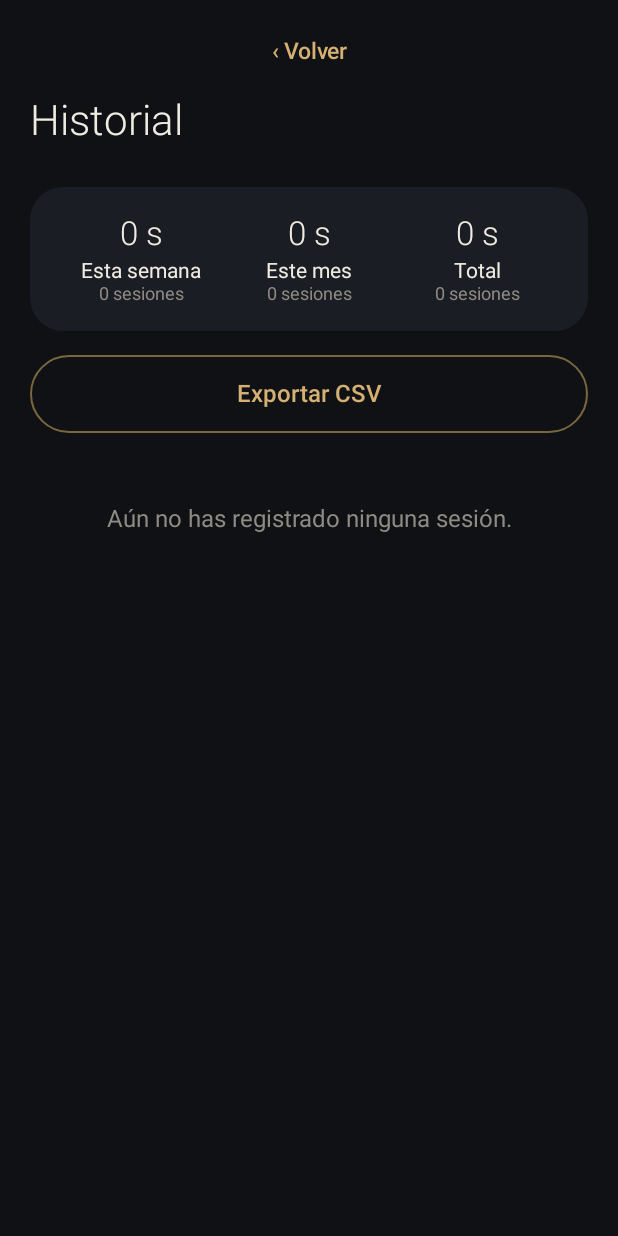
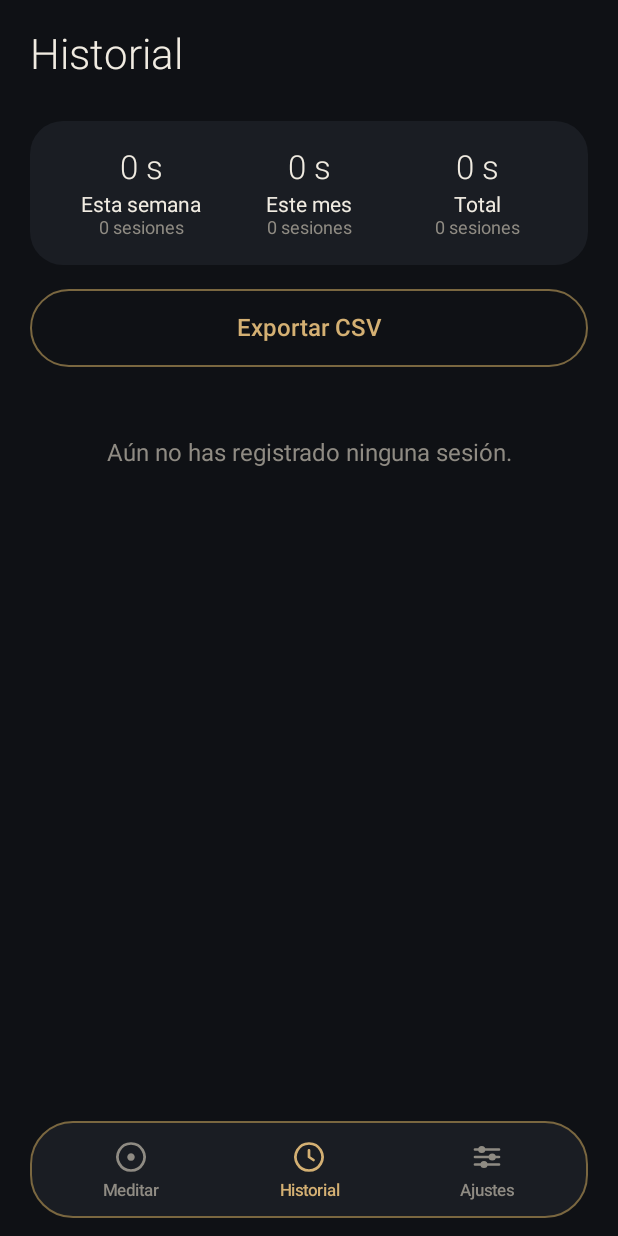
Before and after one commit to rosauro/meditando, an Android app: the screen it shows after launch (HistoryActivity), after a tap on "Historial", on a phone screen of 412 x 824 dp. Run offline under Robolectric (Android 15) with nearby library versions, the phone set to English and light mode, and no system bars.

Commit message:
meditando: barra inferior, textos por tramo, alarmas exactas y marcas del anillo
- Barra de pestañas inferior (Meditar, Historial, Ajustes) con iconos propios.
- Textos por tramo: el 1.º suena al empezar; N textos = N-1 campanas intermedias.
- Cronómetro reforzado con alarmas exactas (AlarmManager) además del Handler.
- Campo de nombre visible al crear una meditación.
- Anillo: raya de inicio/fin y círculos para las campanas intermedias.
- Chip «Vibración» de Ajustes en una sola línea; versionName 1.1.

Co-Authored-By: Claude Sonnet 5.5 <noreply@anthropic.com>

```diff
--- a/app/build.gradle.kts
+++ b/app/build.gradle.kts
@@ -10,7 +10,7 @@ android {
         applicationId = "app.meditando"
         minSdk = 26
         targetSdk = 35
-        versionCode = 2
+        versionCode = 5
         versionName = "1.1"
     }
     buildTypes { release { isMinifyEnabled = false } }
--- a/app/src/main/AndroidManifest.xml
+++ b/app/src/main/AndroidManifest.xml
@@ -6,6 +6,8 @@
     <uses-permission android:name="android.permission.POST_NOTIFICATIONS" />
     <uses-permission android:name="android.permission.WAKE_LOCK" />
     <uses-permission android:name="android.permission.VIBRATE" />
+    <uses-permission android:name="android.permission.SCHEDULE_EXACT_ALARM" android:maxSdkVersion="32" />
+    <uses-permission android:name="android.permission.USE_EXACT_ALARM" />
     <uses-permission android:name="android.permission.REQUEST_IGNORE_BATTERY_OPTIMIZATIONS" />
 
     <application
@@ -17,7 +19,8 @@
         <activity
             android:name=".MainActivity"
             android:exported="true"
-            android:launchMode="singleTask">
+            android:launchMode="singleTask"
+            android:windowSoftInputMode="stateHidden|adjustResize">
             <intent-filter>
                 <action android:name="android.intent.action.MAIN" />
                 <category android:name="android.intent.category.LAUNCHER" />
--- a/app/src/main/java/app/meditando/Db.kt
+++ b/app/src/main/java/app/meditando/Db.kt
@@ -5,7 +5,7 @@ import android.content.Context
 import android.database.sqlite.SQLiteDatabase
 import android.database.sqlite.SQLiteOpenHelper
 
-/** [labels]: texto de cada campana intermedia. Si no está vacío, define cuántas campanas hay. */
+/** [labels]: texto de cada tramo (el 1.º suena al empezar). N textos = N-1 campanas intermedias + bong final. */
 data class Preset(
     val name: String,
     val minutes: Int,
@@ -13,7 +13,7 @@ data class Preset(
     val prep: Boolean,
     val labels: List<String> = emptyList(),
 ) {
-    val bellCount get() = if (labels.isNotEmpty()) labels.size else bells
+    val bellCount get() = if (labels.isNotEmpty()) (labels.size - 1).coerceAtLeast(0) else bells
 }
 
 /** Estado compartido de la sesión en curso (lo escribe MeditationService, lo lee la UI). */
--- a/app/src/main/java/app/meditando/HistoryActivity.kt
+++ b/app/src/main/java/app/meditando/HistoryActivity.kt
@@ -29,14 +29,15 @@ class HistoryActivity : Activity() {
         val c = this
         body = LinearLayout(c).apply { orientation = LinearLayout.VERTICAL }
 
-        val root = LinearLayout(c).apply { orientation = LinearLayout.VERTICAL }
-        root.addView(Ui.linkButton(c, "‹ Volver") { finish() }, Ui.lp(c))
-        root.addView(Ui.text(c, "Historial", 28f, Ui.TEXT, 0), Ui.lp(c, t = 8, b = 8))
-        root.addView(body, Ui.lp(c))
+        val content = LinearLayout(c).apply { orientation = LinearLayout.VERTICAL }
+        content.addView(Ui.text(c, "Historial", 28f, Ui.TEXT, 0), Ui.lp(c, t = 8, b = 8))
+        content.addView(body, Ui.lp(c))
 
-        val scroll = ScrollView(c).apply { setBackgroundColor(Ui.BG); addView(root) }
-        Ui.page(c, root)
-        setContentView(scroll)
+        val page = LinearLayout(c).apply { orientation = LinearLayout.VERTICAL }
+        page.addView(ScrollView(c).apply { addView(content) }, LinearLayout.LayoutParams(Ui.MATCH, 0, 1f))
+        page.addView(Ui.tabBar(c, 1), Ui.lp(c, t = 8))
+        Ui.page(c, page)
+        setContentView(page)
         refresh()
     }
 
--- a/app/src/main/java/app/meditando/MainActivity.kt
+++ b/app/src/main/java/app/meditando/MainActivity.kt
@@ -61,9 +61,14 @@ class MainActivity : Activity() {
     private var prep = false
     private var labels: List<String> = emptyList()
     private var selectedName: String? = null
+    /** Texto del campo «Nombre»; es la fuente de verdad del nombre de la meditación. */
+    private var nameText = ""
+    private lateinit var etName: EditText
 
     // Vista A: configuración
     private lateinit var configView: ScrollView
+    /** Contenedor de la vista A: configView + barra inferior (la barra solo existe en el inicio). */
+    private lateinit var configWrap: LinearLayout
     private lateinit var presetsBox: LinearLayout
     private lateinit var ring: RingTimerView
     private lateinit var chipsBox: LinearLayout
@@ -97,7 +102,10 @@ class MainActivity : Activity() {
         Ui.page(this, root)
         configView = buildConfig()
         runView = buildRun()
-        root.addView(configView, FrameLayout.LayoutParams(MATCH, MATCH))
+        configWrap = LinearLayout(this).apply { orientation = LinearLayout.VERTICAL }
+        configWrap.addView(configView, LinearLayout.LayoutParams(MATCH, 0, 1f))
+        configWrap.addView(Ui.tabBar(this, 0), Ui.lp(this, t = 8))
+        root.addView(configWrap, FrameLayout.LayoutParams(MATCH, MATCH))
         root.addView(runView, FrameLayout.LayoutParams(MATCH, MATCH))
         setContentView(root)
 
@@ -135,8 +143,6 @@ class MainActivity : Activity() {
             gravity = Gravity.CENTER_VERTICAL
         }
         head.addView(Ui.text(this, "Meditando", 28f, TEXT, 0), LinearLayout.LayoutParams(0, Ui.WRAP, 1f))
-        head.addView(Ui.linkButton(this, "Historial") { startActivity(Intent(this, HistoryActivity::class.java)) })
-        head.addView(Ui.linkButton(this, "Ajustes") { startActivity(Intent(this, SettingsActivity::class.java)) })
         col.addView(head, Ui.lp(this, t = 8))
 
         // Preselecciones: tarjetas horizontales
@@ -147,6 +153,18 @@ class MainActivity : Activity() {
             isHorizontalScrollBarEnabled = false
             addView(presetsBox)
         })
+
+        // Nombre de la meditación (visible siempre: al crear una nueva se escribe aquí)
+        etName = EditText(this).apply {
+            hint = "Nombre de la meditación"; setSingleLine(true); textSize = 20f; typeface = Ui.font(0)
+            setTextColor(TEXT); setHintTextColor(MUTED)
+            background = Ui.shape(this@MainActivity, SURFACE, 16)
+            setPadding(dp(18), dp(14), dp(18), dp(14))
+            inputType = InputType.TYPE_CLASS_TEXT or InputType.TYPE_TEXT_FLAG_CAP_SENTENCES
+            imeOptions = android.view.inputmethod.EditorInfo.IME_ACTION_DONE
+            onChanged { nameText = text.toString() }
+        }
+        col.addView(etName, Ui.lp(this, t = 20))
 
         // Anillo: toque = teclear minutos
         ring = RingTimerView(this).apply { setOnClickListener { askMinutes() } }
@@ -232,11 +250,12 @@ class MainActivity : Activity() {
 
     /** Vuelve a pintar el formulario a partir del estado (anillo, campanas, chips, textos) y lo guarda. */
     private fun refreshForm() {
+        if (etName.text.toString() != nameText) etName.setText(nameText)
         val n = bellCount()
 
         ring.centerText = minutes.toString()
         ring.subText = "minutos"
-        ring.ticks = Schedule.bellOffsetsSec(minutes, n).map { it / (minutes * 60f) }
+        ring.ticks = Schedule.tickFractions(n)
         ring.setProgress(0f, false)
 
         chipsBox.removeAllViews()
@@ -296,9 +315,15 @@ class MainActivity : Activity() {
         c.addView(Ui.text(this, "+ Nueva", 16f, GOLD, 2, true))
         Ui.press(c)
         c.setOnClickListener {
+            // Hoja en blanco: sin nombre ni textos, y se pide el nombre
             selectedName = null
+            nameText = ""
+            labels = emptyList()
+            bells = 0
             refreshForm()
             reloadPresets()
+            etName.requestFocus()
+            (getSystemService(INPUT_METHOD_SERVICE) as android.view.inputmethod.InputMethodManager).showSoftInput(etName, 0)
         }
         return c
     }
@@ -314,6 +339,7 @@ class MainActivity : Activity() {
         prep = p.prep
         labels = p.labels
         selectedName = p.name
+        nameText = p.name
         refreshForm()
         reloadPresets()
     }
@@ -344,32 +370,18 @@ class MainActivity : Activity() {
     }
 
     private fun saveAsPreset() {
-        val input = EditText(this).apply {
-            hint = "Nombre"
-            setText(selectedName ?: "")
-            setSingleLine(true)
-            setTextColor(TEXT)
-            setHintTextColor(MUTED)
-            setPadding(dp(20), dp(12), dp(20), dp(12))
+        val name = nameText.trim()
+        if (name.isEmpty()) {
+            toast("Ponle un nombre a la meditación")
+            etName.requestFocus()
+            return
         }
-        AlertDialog.Builder(this, THEME)
-            .setTitle("Guardar como preselección")
-            .setView(input)
-            .setPositiveButton("Guardar") { _, _ ->
-                val name = input.text.toString().trim()
-                if (name.isEmpty()) {
-                    toast("Escribe un nombre")
-                } else {
         // Mismo nombre = actualiza la preselección existente
         db.savePreset(Preset(name, minutes, bellCount(), prep, labels))
         selectedName = name
         refreshForm()
         reloadPresets()
         toast("Guardada")
-                }
-            }
-            .setNegativeButton("Cancelar", null)
-            .show()
     }
 
     /** Diálogo para teclear los minutos (tocando el anillo). */
@@ -415,8 +427,8 @@ class MainActivity : Activity() {
             val n = Labels.parse(input.text.toString()).size
             counter.text = when (n) {
                 0 -> "Sin textos"
-                1 -> "1 campana detectada"
-                else -> "$n campanas detectadas"
+                1 -> "1 texto · solo el bong final"
+                else -> "$n textos · ${n - 1} campanas intermedias + bong final"
             }
         }
         input.onChanged { updateCounter() }
@@ -437,7 +449,7 @@ class MainActivity : Activity() {
     }
 
     /** Número de campanas: la de los textos si los hay, si no el stepper. */
-    private fun bellCount(): Int = if (labels.isNotEmpty()) labels.size else bells
+    private fun bellCount(): Int = if (labels.isNotEmpty()) (labels.size - 1).coerceAtLeast(0) else bells
 
     private fun loadCfg() {
         minutes = prefs.getInt("min", 20).coerceIn(1, MAX_MIN)
@@ -445,6 +457,7 @@ class MainActivity : Activity() {
         prep = prefs.getBoolean("prep", false)
         labels = Labels.parse(prefs.getString("labels", "") ?: "")
         selectedName = prefs.getString("selectedName", "")?.takeIf { it.isNotEmpty() }
+        nameText = prefs.getString("nameText", selectedName ?: "") ?: ""
     }
 
     private fun saveCfg() {
@@ -454,6 +467,7 @@ class MainActivity : Activity() {
             .putBoolean("prep", prep)
             .putString("labels", Labels.join(labels))
             .putString("selectedName", selectedName ?: "")
+            .putString("nameText", nameText)
             .apply()
     }
 
@@ -467,7 +481,7 @@ class MainActivity : Activity() {
             return
         }
         saveCfg()
-        MeditationService.start(this, minutes, bellCount(), prep, selectedName ?: "", labels)
+        MeditationService.start(this, minutes, bellCount(), prep, nameText.trim().ifEmpty { selectedName ?: "" }, labels)
         startAt = SystemClock.elapsedRealtime()
         showRun()
     }
@@ -511,7 +525,7 @@ class MainActivity : Activity() {
             ticksKey = key
             val sec = SessionState.plannedSec
             runRing.ticks = if (sec >= 60 && SessionState.totalBells > 0) {
-                Schedule.bellOffsetsSec(sec / 60, SessionState.totalBells).map { it / sec.toFloat() }
+                Schedule.tickFractions(SessionState.totalBells)
             } else {
                 emptyList()
             }
@@ -543,9 +557,9 @@ class MainActivity : Activity() {
             }
         }
 
-        // Texto de la campana actual; antes de la primera, «Inicio» si hay textos
-        if (SessionState.labels.isNotEmpty() && SessionState.bellsDone == 0) {
-            showLabel("Inicio", MUTED)
+        // Texto del tramo actual; durante la preparación se anuncia el primero
+        if (SessionState.labels.isNotEmpty() && ph == SessionState.PREP) {
+            showLabel("Primero: ${SessionState.labels[0]}", MUTED)
         } else {
             showLabel(SessionState.currentLabel, TEXT)
         }
@@ -556,7 +570,7 @@ class MainActivity : Activity() {
             ph == SessionState.FINISHING -> ""
             next > 0L -> {
                 val wait = Stats.clock(secs(next - now))
-                val name = SessionState.labels.getOrNull(SessionState.bellsDone)
+                val name = SessionState.labels.getOrNull(SessionState.bellsDone + 1)
                 if (name != null) "Siguiente: $name · en $wait" else "Próxima campana en $wait"
             }
             else -> "Solo queda el bong final"
@@ -626,8 +640,8 @@ class MainActivity : Activity() {
     /** Alterna entre la vista A y la B con un fundido de 250 ms. */
     private fun switchTo(run: Boolean, animate: Boolean) {
         inRun = run
-        val show = if (run) runView else configView
-        val hide = if (run) configView else runView
+        val show = if (run) runView else configWrap
+        val hide = if (run) configWrap else runView
         if (!run) reloadPresets()
         show.animate().cancel()
         hide.animate().cancel()
--- a/app/src/main/java/app/meditando/RingTimerView.kt
+++ b/app/src/main/java/app/meditando/RingTimerView.kt
@@ -36,6 +36,7 @@ class RingTimerView(c: Context) : View(c) {
     private fun paint(style: Paint.Style = Paint.Style.FILL) = Paint(Paint.ANTI_ALIAS_FLAG).apply { this.style = style }
     private val track = paint(Paint.Style.STROKE).apply { color = Ui.SURFACE2 }
     private val arc = paint(Paint.Style.STROKE).apply { color = Ui.GOLD; strokeCap = Paint.Cap.ROUND }
+    private val startMark = paint(Paint.Style.STROKE).apply { color = Ui.TEXT; strokeCap = Paint.Cap.ROUND }
     private val dot = paint()
     private val dotRing = paint(Paint.Style.STROKE)
     private val glow = paint().apply { color = Ui.GOLD }
@@ -112,6 +113,10 @@ class RingTimerView(c: Context) : View(c) {
         rect.set(cx - r, cy - r, cx + r, cy + r)
         if (shown > 0f) canvas.drawArc(rect, -90f, 360f * shown, false, arc)
 
+        // raya de inicio/fin en lo alto
+        startMark.strokeWidth = stroke * 0.4f
+        canvas.drawLine(cx, cy - r - stroke * 1.25f, cx, cy - r + stroke * 1.25f, startMark)
+
         // puntos de campana
         val dr = stroke * 0.85f
         dotRing.strokeWidth = stroke * 0.35f
--- a/app/src/main/java/app/meditando/Schedule.kt
+++ b/app/src/main/java/app/meditando/Schedule.kt
@@ -15,4 +15,10 @@ object Schedule {
         val total = durationMin * 60
         return (1..n).map { k -> Math.round(total.toDouble() * k / (n + 1)).toInt() }
     }
+
+    /** Posición de las campanas intermedias en el anillo (0..1): 1 → [0.5]; 2 → [1/3, 2/3]. El inicio/fin es la raya en lo alto. */
+    fun tickFractions(bells: Int): List<Float> {
+        val n = bells.coerceIn(0, MAX_BELLS)
+        return (1..n).map { it / (n + 1f) }
+    }
 }
--- a/app/src/main/java/app/meditando/Ui.kt
+++ b/app/src/main/java/app/meditando/Ui.kt
@@ -1,6 +1,8 @@
 package app.meditando
 
 import android.app.Activity
+import android.content.Intent
+import android.content.res.ColorStateList
 import android.content.Context
 import android.graphics.Typeface
 import android.graphics.drawable.GradientDrawable
@@ -111,6 +113,40 @@ object Ui {
         setPadding(dp(c, 18), dp(c, 18), dp(c, 18), dp(c, 18))
     }
 
+    private val TABS = listOf(
+        Triple("Meditar", R.drawable.ic_tab_meditar, MainActivity::class.java),
+        Triple("Historial", R.drawable.ic_tab_historial, HistoryActivity::class.java),
+        Triple("Ajustes", R.drawable.ic_tab_ajustes, SettingsActivity::class.java),
+    )
+
+    /** Barra de pestañas inferior flotante. [current]: 0 Meditar, 1 Historial, 2 Ajustes. */
+    fun tabBar(a: Activity, current: Int): LinearLayout = LinearLayout(a).apply {
+        orientation = LinearLayout.HORIZONTAL
+        background = shape(a, SURFACE, 28, GOLD_DIM, 1)
+        setPadding(dp(a, 8), dp(a, 6), dp(a, 8), dp(a, 6))
+        TABS.forEachIndexed { i, (label, icon, dest) ->
+            val color = if (i == current) GOLD else MUTED
+            addView(TextView(a).apply {
+                text = label; textSize = 11f; typeface = font(2); setTextColor(color)
+                gravity = Gravity.CENTER; includeFontPadding = false
+                setCompoundDrawablesRelativeWithIntrinsicBounds(0, icon, 0, 0)
+                compoundDrawableTintList = ColorStateList.valueOf(color)
+                compoundDrawablePadding = dp(a, 4)
+                setPadding(0, dp(a, 6), 0, dp(a, 6))
+                press(this)
+                setOnClickListener {
+                    if (i == current) return@setOnClickListener
+                    it.performHapticFeedback(HapticFeedbackConstants.CONTEXT_CLICK)
+                    val intent = Intent(a, dest).addFlags(Intent.FLAG_ACTIVITY_NO_ANIMATION)
+                    if (i == 0) intent.addFlags(Intent.FLAG_ACTIVITY_CLEAR_TOP or Intent.FLAG_ACTIVITY_SINGLE_TOP)
+                    a.startActivity(intent)
+                    if (current != 0) a.finish()
+                    a.overridePendingTransition(0, 0)
+                }
+            }, LinearLayout.LayoutParams(0, WRAP, 1f))
+        }
+    }
+
     /** Fondo de la ventana y relleno con las barras del sistema (edge-to-edge). */
     @Suppress("DEPRECATION")
     fun page(a: Activity, root: View, sidePaddingDp: Int = 20) {
--- /dev/null
+++ b/app/src/main/res/drawable/ic_tab_ajustes.xml
@@ -0,0 +1,4 @@
+<vector xmlns:android="http://schemas.android.com/apk/res/android" android:width="24dp" android:height="24dp" android:viewportWidth="24" android:viewportHeight="24">
+    <path android:strokeColor="#FFFFFF" android:strokeWidth="1.8" android:fillColor="#00000000" android:strokeLineCap="round" android:pathData="M4,7h16 M4,12h16 M4,17h16" />
+    <path android:fillColor="#FFFFFF" android:pathData="M8.5,7m-2.4,0a2.4,2.4 0 1,0 4.8,0a2.4,2.4 0 1,0 -4.8,0 M15.5,12m-2.4,0a2.4,2.4 0 1,0 4.8,0a2.4,2.4 0 1,0 -4.8,0 M10,17m-2.4,0a2.4,2.4 0 1,0 4.8,0a2.4,2.4 0 1,0 -4.8,0" />
+</vector>
--- /dev/null
+++ b/app/src/main/res/drawable/ic_tab_historial.xml
@@ -0,0 +1,3 @@
+<vector xmlns:android="http://schemas.android.com/apk/res/android" android:width="24dp" android:height="24dp" android:viewportWidth="24" android:viewportHeight="24">
+    <path android:strokeColor="#FFFFFF" android:strokeWidth="1.8" android:fillColor="#00000000" android:strokeLineCap="round" android:strokeLineJoin="round" android:pathData="M12,3a9,9 0 1,0 0.01,0z M12,7.5V12l3,2" />
+</vector>
--- /dev/null
+++ b/app/src/main/res/drawable/ic_tab_meditar.xml
@@ -0,0 +1,4 @@
+<vector xmlns:android="http://schemas.android.com/apk/res/android" android:width="24dp" android:height="24dp" android:viewportWidth="24" android:viewportHeight="24">
+    <path android:strokeColor="#FFFFFF" android:strokeWidth="1.8" android:fillColor="#00000000" android:pathData="M12,3a9,9 0 1,0 0.01,0z" />
+    <path android:fillColor="#FFFFFF" android:pathData="M12,9.5a2.5,2.5 0 1,0 0.01,0z" />
+</vector>
```
Also changed, not shown: app/src/main/java/app/meditando/MeditationService.kt (+36 -9 lines), app/src/main/java/app/meditando/SettingsActivity.kt (+6 -5 lines), 1 other file. Lines whose indentation alone changed are shown as unchanged.
